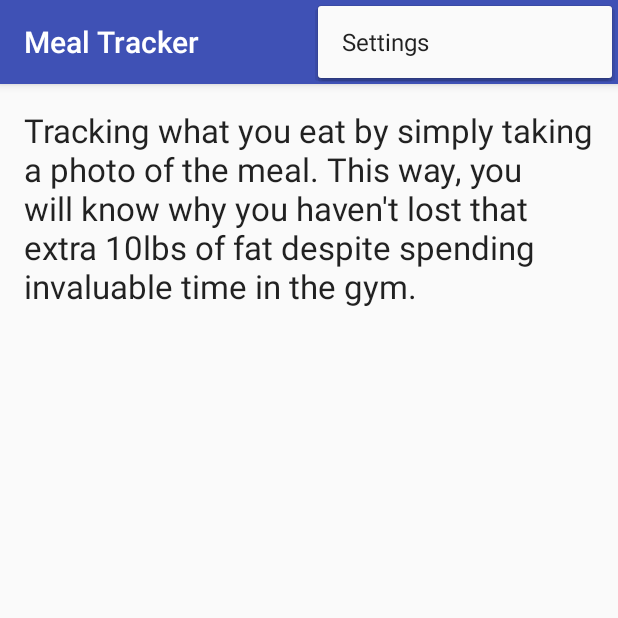
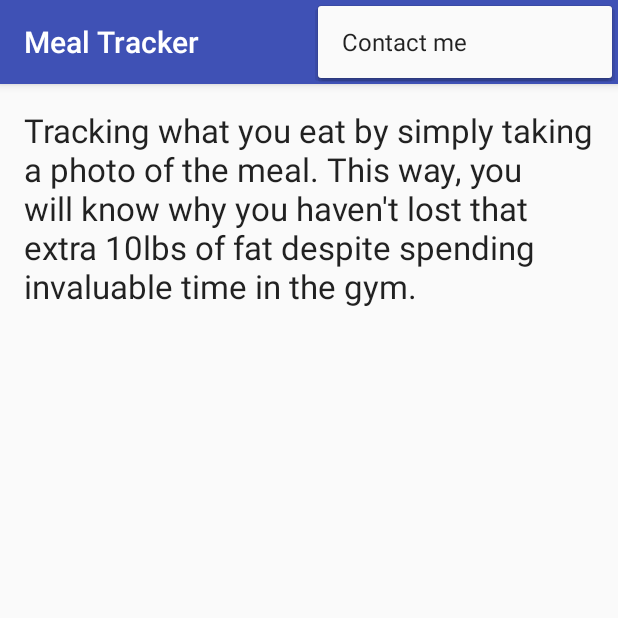
Before and after one commit to pdtran3k6/MealTracker, an Android app: the screen it shows after launch (MainActivity), with the options menu open, on a phone screen of 412 x 824 dp, the top half of it. Run offline under Robolectric (Android 15) with nearby library versions, the phone set to English and light mode, and no system bars; libraries missing offline, so code that uses them is left out: android.test.mock.

Commit message:
Changed message shown from takePhoto button from snackbar to toast Added contact_me feature

```diff
--- a/app/src/main/res/menu/menu_main.xml
+++ b/app/src/main/res/menu/menu_main.xml
@@ -3,8 +3,8 @@
     xmlns:tools="http://schemas.android.com/tools"
     tools:context="com.example.phatd.mealtracker.MainActivity">
     <item
-        android:id="@+id/action_settings"
+        android:id="@+id/contact_me"
         android:orderInCategory="100"
-        android:title="@string/action_settings"
+        android:title="@string/contact_me"
         app:showAsAction="never" />
 </menu>
--- a/app/src/main/res/values/strings.xml
+++ b/app/src/main/res/values/strings.xml
@@ -1,5 +1,5 @@
 <resources>
     <string name="app_name">Meal Tracker</string>
-    <string name="action_settings">Settings</string>
+    <string name="contact_me">Contact me</string>
     <string name="app_description">Tracking what you eat by simply taking a photo of the meal. This way, you will know why you haven\'t lost that extra 10lbs of fat despite spending invaluable time in the gym.</string>
 </resources>
```
Also changed, not shown: app/src/main/java/com/example/phatd/mealtracker/MainActivity.java (+64 -37 lines).
